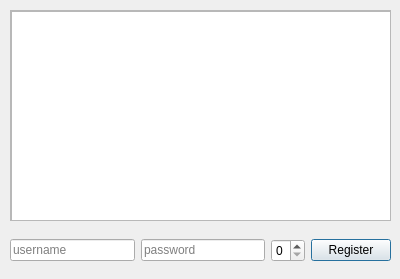
The window that source/Registration.ui (kruasan1ch/yatdl) describes before a commit, drawn with Qt 5.
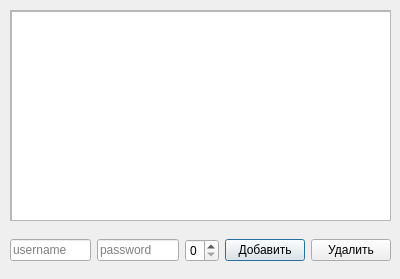
The same window after the commit.

```diff
--- a/source/Registration.ui
+++ b/source/Registration.ui
@@ -89,7 +89,14 @@
     <item>
      <widget class="QPushButton" name="regButton">
       <property name="text">
-       <string>Register</string>
+       <string>Добавить</string>
+      </property>
+     </widget>
+    </item>
+    <item>
+     <widget class="QPushButton" name="delButton">
+      <property name="text">
+       <string>Удалить</string>
       </property>
      </widget>
     </item>
```
